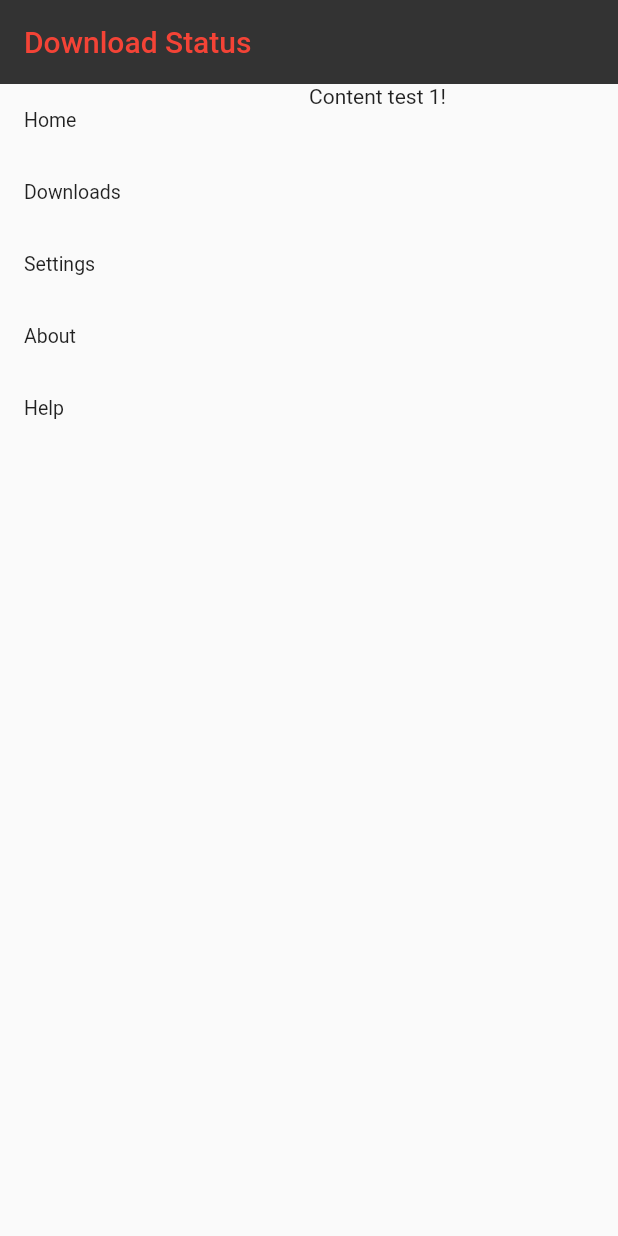
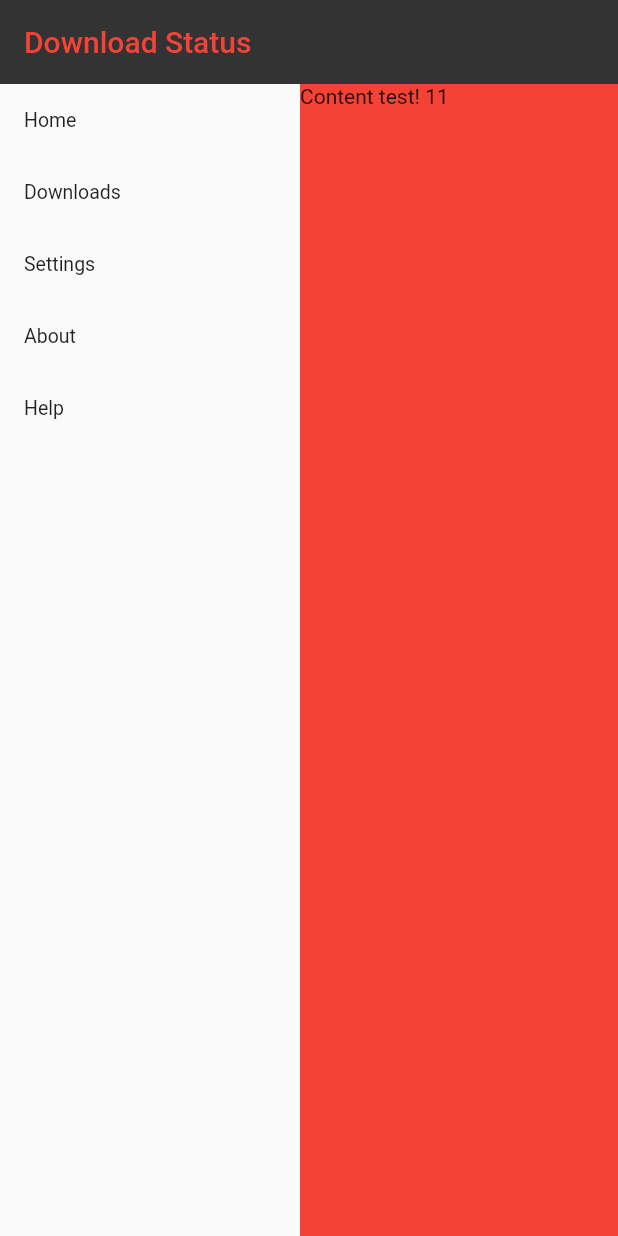
Before and after one commit to TimothyL96/QuantumDownloadManager_FrontEnd, a Flutter app: the screen it shows after launch, after a tap on "Downloads", on a phone screen of 412 x 824 dp. Run offline on Flutter 3.47's test engine with Material 2 defaults, Android fonts, the phone set to English and light mode, and no system bars; network calls fail.

Commit message:
fix drawer width to fixed smaller size

```diff
--- a/lib/view/DownloadStatusView.dart
+++ b/lib/view/DownloadStatusView.dart
@@ -39,10 +39,11 @@ class _GetDownloadStatusState extends State<GetDownloadStatus> {
               mainAxisSize: MainAxisSize.max,
               crossAxisAlignment: CrossAxisAlignment.stretch,
               children: <Widget>[
-                Flexible(
+                SizedBox(
                   child: StaticDrawer(
                     pageController: this.pageController,
                   ),
+                  width: 200,
                 ),
                 Expanded(
                   child: PageView(
@@ -69,6 +70,7 @@ class _GetDownloadStatusState extends State<GetDownloadStatus> {
                       //     )),
                       TestContent(),
                       TestContent1(),
+                      TestContent2(),
                     ],
                     controller: pageController,
                   ),
@@ -154,13 +156,29 @@ class StaticDrawer extends StatelessWidget {
 class TestContent extends StatelessWidget {
   @override
   Widget build(BuildContext context) {
-    return Text("Content test!");
+    return Scaffold(
+      backgroundColor: Colors.green,
+      body: Text("Content test!"),
+    );
   }
 }
 
 class TestContent1 extends StatelessWidget {
   @override
   Widget build(BuildContext context) {
-    return Text("Content test 1!");
+    return Scaffold(
+      backgroundColor: Colors.red,
+      body: Text("Content test! 11"),
+    );
   }
 }
+
+class TestContent2 extends StatelessWidget {
+  @override
+  Widget build(BuildContext context) {
+    return Scaffold(
+      backgroundColor: Colors.yellowAccent,
+      body: Text("Content test! 2"),
+    );
+  }
+}
```
